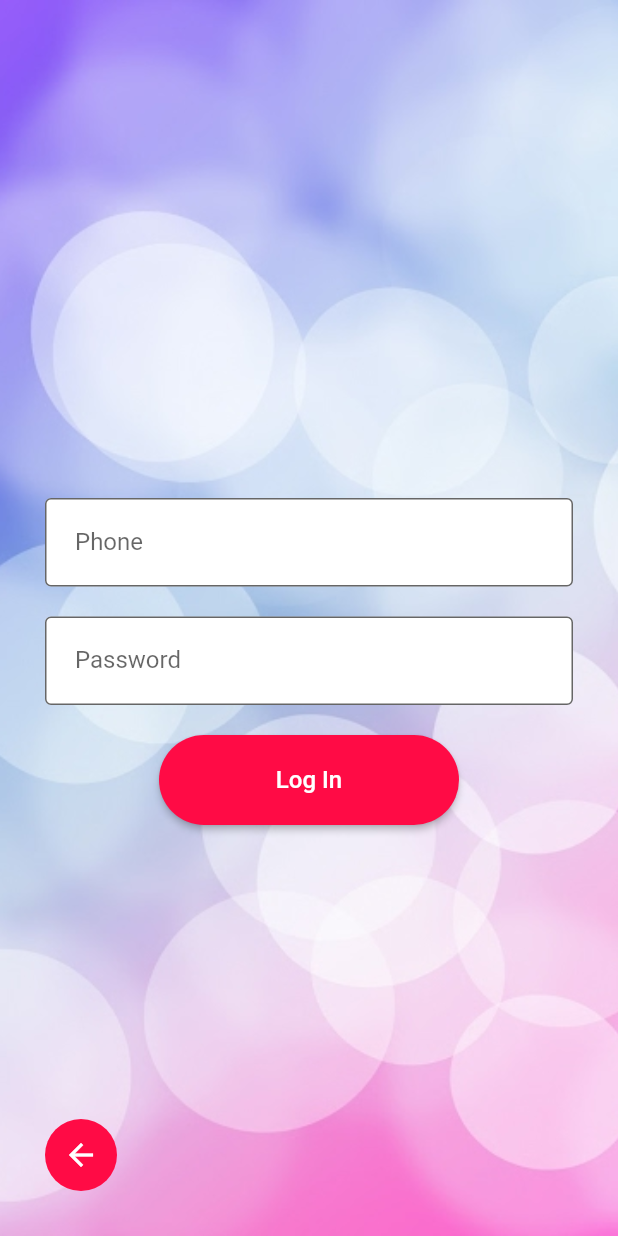
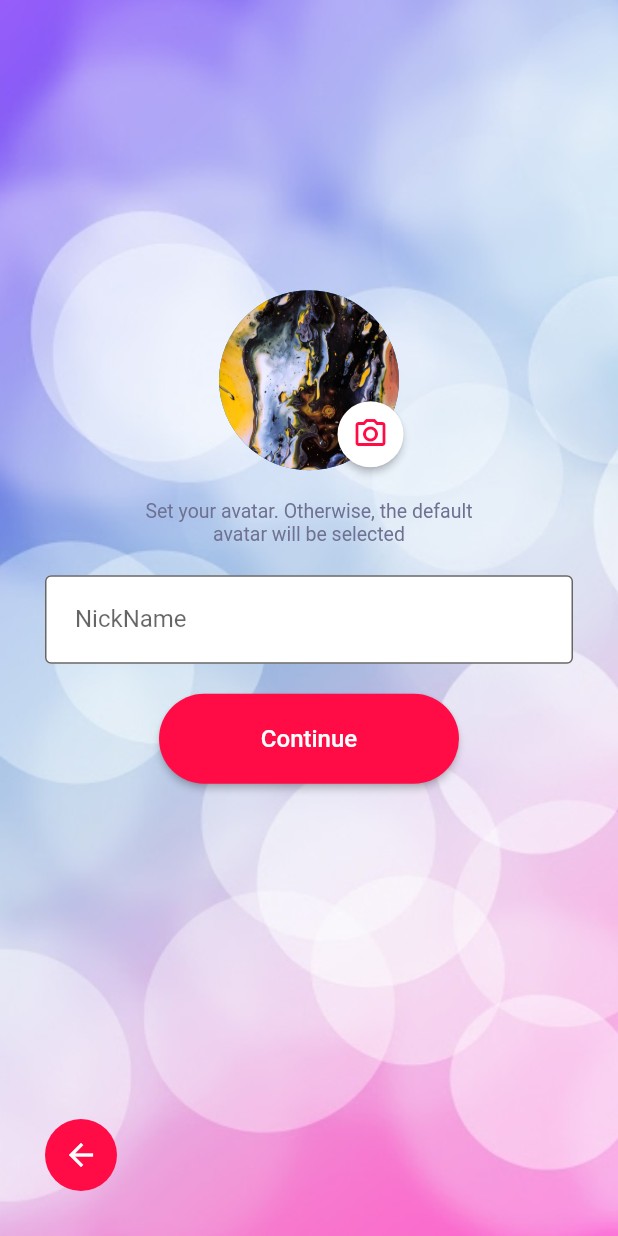
Before and after one commit to PavelParamon/postLite_mobileApp, a Flutter app: the screen it shows after launch, on a phone screen of 412 x 824 dp. Run offline on Flutter 3.47's test engine with Material 2 defaults, Android fonts, the phone set to English and light mode, and no system bars; our stand-ins replace flutter_bloc, freezed_annotation, lazy_load_scrollview.

Commit message:
added signup_screen

```diff
--- a/post_lite/lib/main.dart
+++ b/post_lite/lib/main.dart
@@ -4,6 +4,7 @@ import 'package:post_lite/screens/feed_screen/bloc/feed_screen_bloc.dart';
 import 'package:post_lite/screens/feed_screen/feed_screen.dart';
 import 'package:post_lite/screens/login_screens/login_screen/login_screen.dart';
 import 'package:post_lite/screens/login_screens/main_login/main_login_screen.dart';
+import 'package:post_lite/screens/login_screens/signup_screens/signup_second_screen.dart';
 
 void main() {
   runApp(MyApp());
@@ -25,7 +26,7 @@ class MyApp extends StatelessWidget {
           primarySwatch: Colors.blue,
           visualDensity: VisualDensity.adaptivePlatformDensity,
         ),
-        home: LoginScreen(),//FeedScreen(),
+        home: SignUpSecondScreen(),//FeedScreen(),
       ),
     );
   }
--- /dev/null
+++ b/post_lite/lib/screens/login_screens/signup_screens/signup_second_screen.dart
@@ -0,0 +1,91 @@
+import 'package:flutter/material.dart';
+import 'package:post_lite/config/config.dart';
+import 'package:post_lite/widgets/back_btn.dart';
+import 'package:post_lite/widgets/bigger_btn.dart';
+
+class SignUpSecondScreen extends StatefulWidget {
+  @override
+  _SignUpSecondScreenState createState() => _SignUpSecondScreenState();
+}
+
+class _SignUpSecondScreenState extends State<SignUpSecondScreen> {
+  @override
+  Widget build(BuildContext context) {
+    return Container(
+      decoration: const BoxDecoration(
+          image: DecorationImage(
+              image: AssetImage("lib/resources/images/background.png"),
+              fit: BoxFit.cover)),
+      child: Scaffold(
+        backgroundColor: Colors.transparent,
+        body: Center(
+          child: Column(
+            mainAxisAlignment: MainAxisAlignment.center,
+            children: <Widget>[
+              const Spacer(),
+              SizedBox(
+                height: 120,
+                width: 120,
+                child: Stack(
+                  clipBehavior: Clip.none,
+                  fit: StackFit.expand,
+                  children: [
+                    CircleAvatar(
+                      backgroundImage:
+                          AssetImage("lib/resources/images/defaultAvatar.jpg"),
+                    ),
+                    Positioned(
+                        bottom: 0,
+                        right: -25,
+                        child: RawMaterialButton(
+                          onPressed: () {},
+                          elevation: 2.0,
+                          fillColor: Colors.white,
+                          child: Icon(
+                            Icons.camera_alt_outlined,
+                            color: Config.colorBtn,
+                          ),
+                          padding: EdgeInsets.all(10.0),
+                          shape: CircleBorder(),
+                        )),
+                  ],
+                ),
+              ),
+              Padding(
+                padding: EdgeInsets.fromLTRB(0, 20, 0, 0),
+                child: Container(
+                  width: 250.0,
+                  child: Text(
+                      "Set your avatar. Otherwise, the default avatar will be selected",
+                      textAlign: TextAlign.center,
+                      style: TextStyle(
+                        fontSize: 13.0,
+                        color: Color.fromRGBO(110, 113, 145, 100.0),
+                      )),
+                ),
+              ),
+              const SizedBox(height: Config.spaceSize),
+              Padding(
+                padding: EdgeInsets.fromLTRB(30, 0, 30, 0),
+                child: TextField(
+                  decoration: InputDecoration(
+                    filled: true,
+                    fillColor: Colors.white,
+                    contentPadding: const EdgeInsets.symmetric(
+                        horizontal: 20.0, vertical: 20.0),
+                    border: OutlineInputBorder(),
+                    labelText: 'NickName',
+                  ),
+                ),
+              ),
+              const SizedBox(height: Config.spaceSize),
+              BigButton(style: Config.styleBtn, text: 'Continue'),
+              const Spacer(),
+              BackBtn(),
+            ],
+          ),
+        ),
+      ),
+    );
+  }
+}
--- a/post_lite/pubspec.yaml
+++ b/post_lite/pubspec.yaml
@@ -66,6 +66,7 @@ flutter:
   # To add assets to your application, add an assets section, like this:
   assets:
     - lib/resources/images/background.png
+    - lib/resources/images/defaultAvatar.jpg
   #   - images/a_dot_burr.jpeg
   #   - images/a_dot_ham.jpeg
 
```
Also changed, not shown: post_lite/lib/screens/login_screens/signup_screens/signup_first_screen.dart (added, +82 -0 lines), post_lite/lib/resources/images/defaultAvatar.jpg (added).
